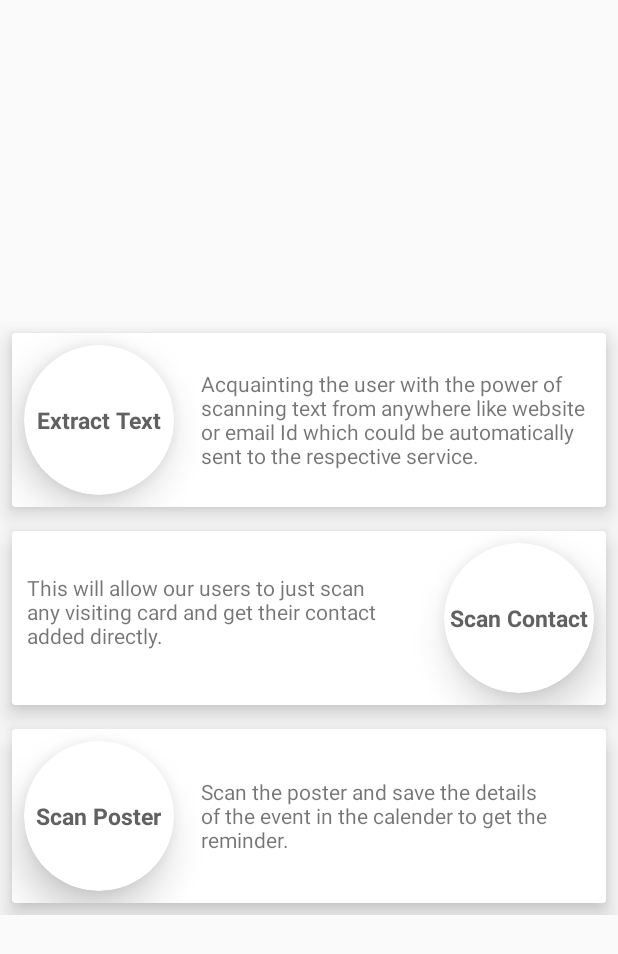
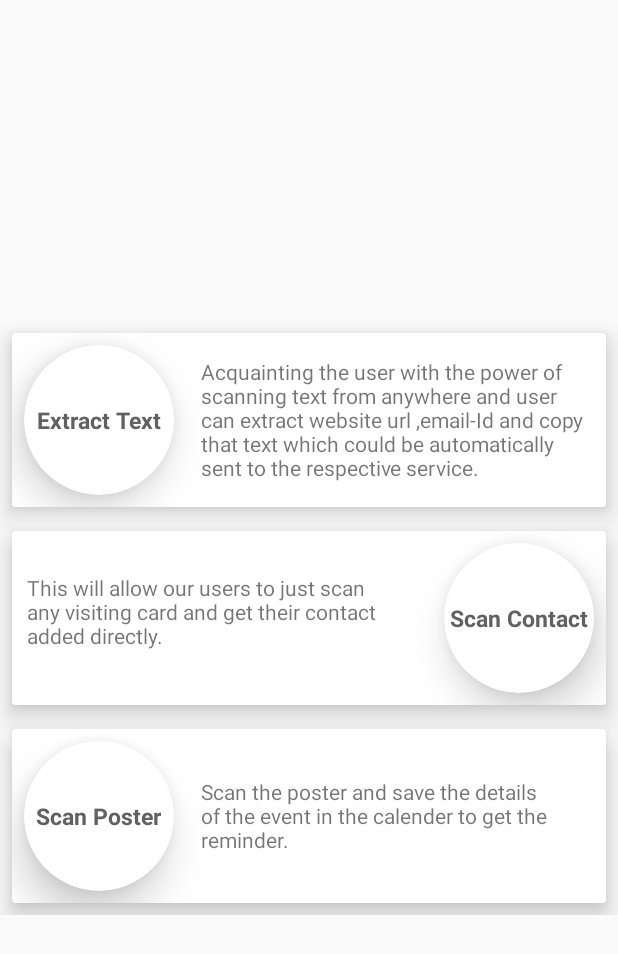
Before and after one commit to LNMHacks/LNMHacks-2.0-Submission, an Android app: the screen it shows after launch (MainActivity), on a phone screen of 412 x 824 dp. Shown: the top 954 px of the screen. Run offline under Robolectric (Android 15) with nearby library versions, the phone set to English and light mode, and no system bars.

Commit message:
Description changed

```diff
--- a/app/src/main/res/layout/activity_main.xml
+++ b/app/src/main/res/layout/activity_main.xml
@@ -77,7 +77,7 @@
                     android:layout_height="wrap_content"
                     android:layout_gravity="center"
                     android:padding="10dp"
-                    android:text="Acquainting the user with the power of scanning text from anywhere like website or email Id which could be automatically sent to the respective service." />
+                    android:text="Acquainting the user with the power of scanning text from anywhere and user can extract website url ,email-Id and copy that text which could be automatically sent to the respective service." />
             </LinearLayout>
 
 
```
